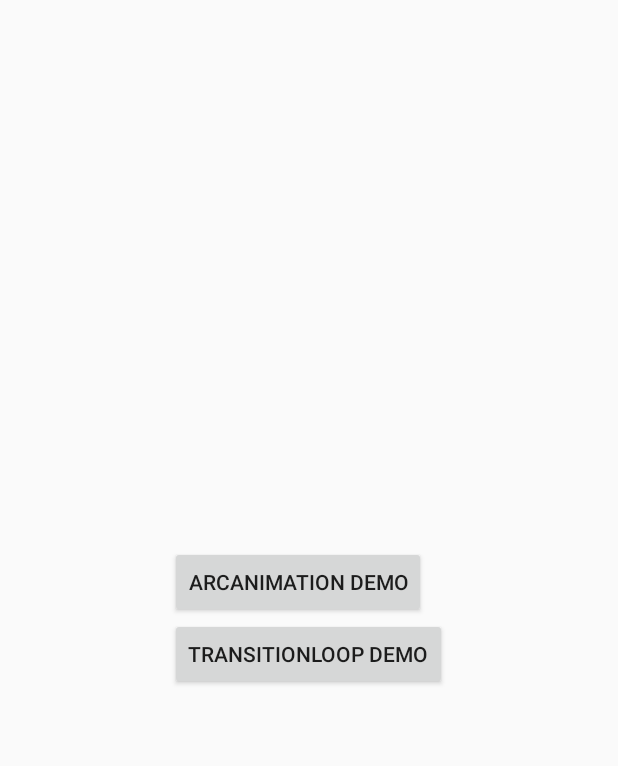
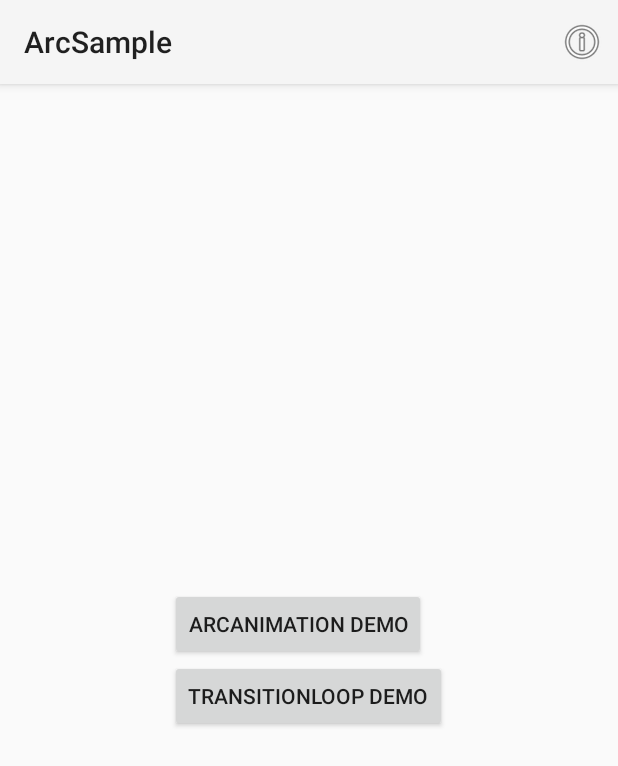
Before and after one commit to asyl/ArcAnimator, an Android app: the screen it shows after launch (MainActivity), on a phone screen of 412 x 824 dp. Shown: the top 766 px of the screen. Run offline under Robolectric (Android 15) with nearby library versions, the phone set to English and light mode, and no system bars.

Commit message:
updated stuff

```diff
--- a/build.gradle
+++ b/build.gradle
@@ -1,6 +1,8 @@
 // Top-level build file where you can add configuration options common to all sub-projects/modules.
 
 buildscript {
+    ext.kotlin_version = '1.3.20'
+
     repositories {
         maven {
             url 'https://maven.google.com/'
@@ -10,6 +12,7 @@ buildscript {
     }
     dependencies {
         classpath 'com.android.tools.build:gradle:3.2.1'
+        classpath "org.jetbrains.kotlin:kotlin-gradle-plugin:$kotlin_version"
 
         // NOTE: Do not place your application dependencies here; they belong
         // in the individual module build.gradle files
--- a/sample/src/main/AndroidManifest.xml
+++ b/sample/src/main/AndroidManifest.xml
@@ -1,12 +1,12 @@
 <?xml version="1.0" encoding="utf-8"?>
-<manifest xmlns:android="http://schemas.android.com/apk/res/android"
-    package="io.codetail.arcsample" >
+<manifest xmlns:android="http://schemas.android.com/apk/res/android" xmlns:tools="http://schemas.android.com/tools"
+          package="io.codetail.arcsample" >
 
     <application
         android:allowBackup="true"
         android:icon="@drawable/ic_launcher"
         android:label="@string/app_name"
-        android:theme="@style/AppTheme" >
+        android:theme="@style/AppTheme" tools:ignore="AllowBackup,GoogleAppIndexingWarning">
         <activity
             android:name=".MainActivity"
             android:label="@string/app_name" >
--- a/sample/src/main/java/io/codetail/arcsample/MainActivity.java
+++ /dev/null
@@ -1,38 +0,0 @@
-package io.codetail.arcsample;
-
-import android.os.Bundle;
-import android.support.v7.app.AppCompatActivity;
-import android.view.Menu;
-import android.view.MenuItem;
-
-public class MainActivity extends AppCompatActivity {
-
-    @Override
-    protected void onCreate(Bundle savedInstanceState) {
-        super.onCreate(savedInstanceState);
-        setContentView(R.layout.activity_main);
-
-    }
-
-    @Override
-    public boolean onCreateOptionsMenu(Menu menu) {
-        // Inflate the menu; this adds items to the action bar if it is present.
-        getMenuInflater().inflate(R.menu.menu_main, menu);
-        return true;
-    }
-
-    @Override
-    public boolean onOptionsItemSelected(MenuItem item) {
-        // Handle action bar item clicks here. The action bar will
-        // automatically handle clicks on the Home/Up button, so long
-        // as you specify a parent activity in AndroidManifest.xml.
-        int id = item.getItemId();
-
-        //noinspection SimplifiableIfStatement
-        if (id == R.id.action_settings) {
-            return true;
-        }
-
-        return super.onOptionsItemSelected(item);
-    }
-}
--- /dev/null
+++ b/sample/src/main/java/io/codetail/arcsample/MainActivity.kt
@@ -0,0 +1,39 @@
+package io.codetail.arcsample
+
+import android.content.Intent
+import android.net.Uri
+import android.os.Bundle
+import android.support.v7.app.AppCompatActivity
+import android.view.Menu
+import android.view.MenuItem
+
+class MainActivity : AppCompatActivity() {
+
+    override fun onCreate(savedInstanceState: Bundle?) {
+        super.onCreate(savedInstanceState)
+        setContentView(R.layout.activity_main)
+
+    }
+
+    override fun onCreateOptionsMenu(menu: Menu): Boolean {
+        // Inflate the menu; this adds items to the action bar if it is present.
+        menuInflater.inflate(R.menu.menu_main, menu)
+        return true
+    }
+
+    override fun onOptionsItemSelected(item: MenuItem): Boolean {
+        var url: String? = null
+        when (item.getItemId()) {
+            R.id.menuItem_all_my_apps -> url = "https://play.google.com/store/apps/developer?id=AndroidDeveloperLB"
+            R.id.menuItem_all_my_repositories -> url = "https://github.com/AndroidDeveloperLB"
+            R.id.menuItem_current_repository_website -> url = "https://github.com/AndroidDeveloperLB/ArcAnimator"
+        }
+        if (url == null)
+            return true
+        val intent = Intent(Intent.ACTION_VIEW, Uri.parse(url))
+        intent.addFlags(Intent.FLAG_ACTIVITY_NO_HISTORY or Intent.FLAG_ACTIVITY_CLEAR_WHEN_TASK_RESET)
+        intent.addFlags(Intent.FLAG_ACTIVITY_NEW_TASK or Intent.FLAG_ACTIVITY_MULTIPLE_TASK)
+        startActivity(intent)
+        return true
+    }
+}
--- a/sample/src/main/res/layout/activity_main.xml
+++ b/sample/src/main/res/layout/activity_main.xml
@@ -1,11 +1,10 @@
-<FrameLayout xmlns:android="http://schemas.android.com/apk/res/android"
-    xmlns:tools="http://schemas.android.com/tools" android:id="@+id/container"
-    android:layout_width="match_parent" android:layout_height="match_parent"
-    tools:context=".MainActivity" tools:ignore="MergeRootFrame" >
+<FrameLayout
+    android:id="@+id/container" xmlns:android="http://schemas.android.com/apk/res/android"
+    xmlns:tools="http://schemas.android.com/tools" android:layout_width="match_parent" android:layout_height="match_parent"
+    tools:context=".MainActivity" tools:ignore="MergeRootFrame">
 
     <fragment
-        class="io.codetail.arcsample.ChooseFragment"
-        android:layout_width="match_parent"
+        class="io.codetail.arcsample.ChooseFragment" android:layout_width="match_parent"
         android:layout_height="match_parent"/>
 
-    </FrameLayout>
+</FrameLayout>
--- a/sample/src/main/res/menu/menu_main.xml
+++ b/sample/src/main/res/menu/menu_main.xml
@@ -1,6 +1,19 @@
-<menu xmlns:android="http://schemas.android.com/apk/res/android"
-    xmlns:app="http://schemas.android.com/apk/res-auto"
-    xmlns:tools="http://schemas.android.com/tools" tools:context=".MainActivity">
-    <item android:id="@+id/action_settings" android:title="@string/action_settings"
-        android:orderInCategory="100" app:showAsAction="never" />
+<?xml version="1.0" encoding="utf-8"?>
+<menu xmlns:android="http://schemas.android.com/apk/res/android" xmlns:app="http://schemas.android.com/apk/res-auto">
+
+    <item
+        android:icon="@android:drawable/ic_menu_info_details" android:title="More info" app:showAsAction="always">
+        <menu>
+            <group
+                android:checkableBehavior="none" android:menuCategory="container">
+                <item
+                    android:id="@+id/menuItem_current_repository_website" android:title="Repository website"></item>
+                <item
+                    android:id="@+id/menuItem_all_my_repositories" android:title="All my repositories"></item>
+                <item
+                    android:id="@+id/menuItem_all_my_apps" android:title="All my apps"></item>
+            </group>
+        </menu>
+    </item>
+
 </menu>
--- a/sample/src/main/res/values/styles.xml
+++ b/sample/src/main/res/values/styles.xml
@@ -1,7 +1,7 @@
 <resources>
 
     <!-- Base application theme. -->
-    <style name="AppTheme" parent="Theme.AppCompat.Light.NoActionBar">
+    <style name="AppTheme" parent="Theme.AppCompat.Light">
         <!-- Customize your theme here. -->
     </style>
 
```
Also changed, not shown: sample/build.gradle (+6 -3 lines).
